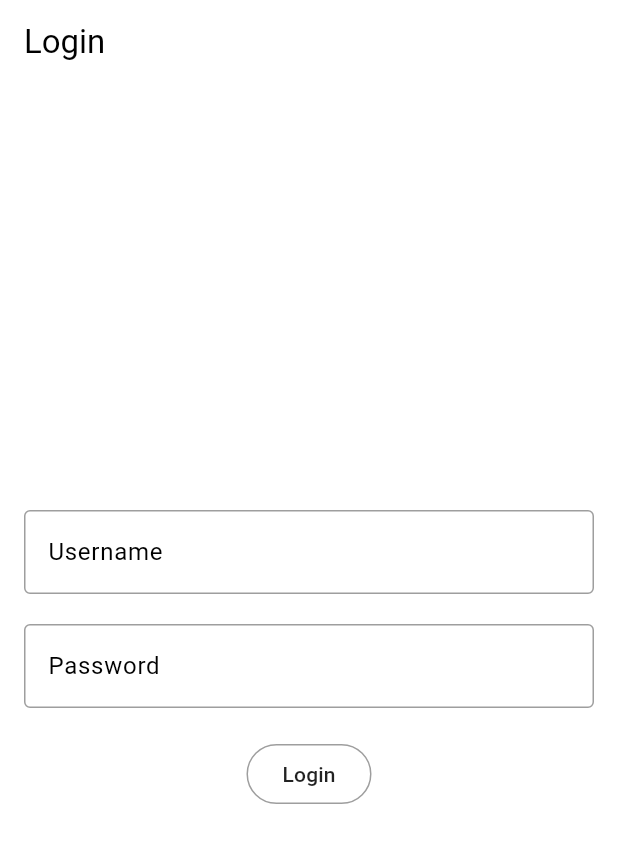
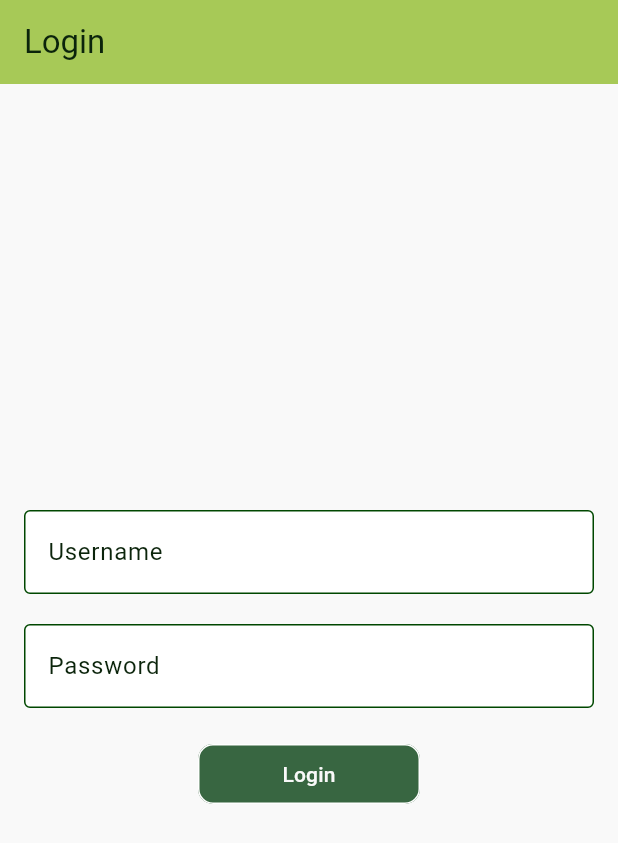
Before and after one commit to Neothe2/delivery_tracking_app, a Flutter app: the screen it shows after launch, on a phone screen of 412 x 824 dp. Shown: the top 843 px of the screen. Run offline on Flutter 3.47's test engine with Material 3 defaults, Android fonts, the phone set to English and light mode, and no system bars; our stand-ins replace flutter_secure_storage, native_barcode_scanner, vibration; missing offline and left inert: a package; accounts and stored records are empty.

Commit message:
changed colour palette

```diff
--- a/lib/allocate_vehicle_to_delivery_batch.dart
+++ b/lib/allocate_vehicle_to_delivery_batch.dart
@@ -5,8 +5,8 @@ import 'package:delivery_tracking_app/http_service.dart';
 import 'package:delivery_tracking_app/select_vehicle.dart';
 import 'package:flutter/material.dart';
 
-import 'add_delivery_batch.dart';
-import 'delivery_batches.dart';
+import 'delivery_batches/add_delivery_batch.dart';
+import 'delivery_batches/delivery_batches.dart';
 
 class AllocateVehicleToDeliveryBatch extends StatefulWidget {
   const AllocateVehicleToDeliveryBatch({super.key});
--- a/lib/assign_driver.dart
+++ b/lib/assign_driver.dart
@@ -5,7 +5,7 @@ import 'package:delivery_tracking_app/http_service.dart';
 import 'package:delivery_tracking_app/select_vehicle.dart';
 import 'package:flutter/material.dart';
 
-import 'delivery_batches.dart';
+import 'delivery_batches/delivery_batches.dart';
 
 class AssignDriverToVehiclePage extends StatefulWidget {
   const AssignDriverToVehiclePage({super.key});
--- /dev/null
+++ b/lib/colour_constants.dart
@@ -0,0 +1,12 @@
+// Define your colors at the top of your _LoginPageState class
+import 'package:flutter/material.dart';
+
+class ColorPalette {
+  static const Color backgroundWhite = Color(0xFFf9f9f9);
+  static const Color cream = Color(0xFFf2e8cf); // Lightest color
+  static const Color greenVibrant = Color(0xFFa7c957); // Primary green
+  static const Color green = Color(0xFF6a994e); // Darker green
+  static const Color greenDark = Color(0xFF386641); // Dark text color
+  static const Color greenDarker = Color(0xFF004700);
+  static const Color greenDarkest = Color(0xff0b240b);
+}
--- a/lib/add_delivery_batch.dart
+++ b/lib/delivery_batches/add_delivery_batch.dart
@@ -1,12 +1,12 @@
 import 'dart:convert';
 
-import 'package:delivery_tracking_app/delivery_batches.dart';
+import 'package:delivery_tracking_app/delivery_batches/delivery_batches.dart';
 import 'package:delivery_tracking_app/http_service.dart';
 import 'package:delivery_tracking_app/scan_invividual_crate.dart';
 import 'package:delivery_tracking_app/searchable_list.dart';
 import 'package:flutter/material.dart';
 
-import 'error_modal.dart';
+import '../error_modal.dart';
 
 class AddDeliveryBatch extends StatefulWidget {
   const AddDeliveryBatch({super.key});
--- a/lib/delivery_batch_detail.dart
+++ b/lib/delivery_batches/delivery_batch_detail.dart
@@ -1,9 +1,9 @@
-import 'package:delivery_tracking_app/delivery_batches.dart';
-import 'package:delivery_tracking_app/edit_delivery_batch.dart';
+import 'package:delivery_tracking_app/delivery_batches/delivery_batches.dart';
+import 'package:delivery_tracking_app/delivery_batches/edit_delivery_batch.dart';
 import 'package:delivery_tracking_app/searchable_list.dart';
 import 'package:flutter/material.dart';
 
-import 'http_service.dart';
+import '../http_service.dart';
 
 class DeliveryBatchDetail extends StatefulWidget {
   DeliveryBatch deliveryBatch;
--- a/lib/delivery_batches.dart
+++ b/lib/delivery_batches/delivery_batches.dart
@@ -1,7 +1,7 @@
 import 'dart:convert';
 
-import 'package:delivery_tracking_app/add_delivery_batch.dart';
-import 'package:delivery_tracking_app/delivery_batch_detail.dart';
+import 'package:delivery_tracking_app/delivery_batches/add_delivery_batch.dart';
+import 'package:delivery_tracking_app/delivery_batches/delivery_batch_detail.dart';
 import 'package:delivery_tracking_app/http_service.dart';
 import 'package:flutter/material.dart';
 
--- a/lib/edit_delivery_batch.dart
+++ b/lib/delivery_batches/edit_delivery_batch.dart
@@ -1,12 +1,12 @@
 import 'dart:convert';
 
-import 'package:delivery_tracking_app/delivery_batches.dart';
+import 'package:delivery_tracking_app/delivery_batches/delivery_batches.dart';
 import 'package:delivery_tracking_app/http_service.dart';
 import 'package:delivery_tracking_app/searchable_list.dart';
 import 'package:flutter/material.dart';
 
+import '../error_modal.dart';
 import 'add_delivery_batch.dart';
-import 'error_modal.dart';
 
 class EditDeliveryBatch extends StatefulWidget {
   final DeliveryBatch deliveryBatch;
--- a/lib/driver_unload_dashboard.dart
+++ b/lib/driver_unload_dashboard.dart
@@ -1,12 +1,12 @@
 import 'dart:convert';
 
-import 'package:delivery_tracking_app/add_delivery_batch.dart';
 import 'package:delivery_tracking_app/assign_driver.dart';
+import 'package:delivery_tracking_app/delivery_batches/add_delivery_batch.dart';
 import 'package:delivery_tracking_app/http_service.dart';
 import 'package:delivery_tracking_app/scan_crates.dart';
 import 'package:flutter/material.dart';
 
-import 'delivery_batches.dart';
+import 'delivery_batches/delivery_batches.dart';
 
 class DriverUnloadDashBoard extends StatefulWidget {
   final Driver driver;
--- a/lib/home.dart
+++ b/lib/home.dart
@@ -2,7 +2,7 @@ import 'dart:convert';
 
 import 'package:delivery_tracking_app/allocate_vehicle_to_delivery_batch.dart';
 import 'package:delivery_tracking_app/assign_driver.dart';
-import 'package:delivery_tracking_app/delivery_batches.dart';
+import 'package:delivery_tracking_app/delivery_batches/delivery_batches.dart';
 import 'package:delivery_tracking_app/driver_dash_board.dart';
 import 'package:delivery_tracking_app/driver_unload_dashboard.dart';
 import 'package:delivery_tracking_app/http_service.dart';
--- a/lib/main.dart
+++ b/lib/main.dart
@@ -1,4 +1,5 @@
 // main.dart
+import 'package:delivery_tracking_app/colour_constants.dart';
 import 'package:flutter/material.dart';
 
 import 'login_page.dart'; // Make sure to import login_page.dart here
@@ -15,24 +16,36 @@ class MyApp extends StatelessWidget {
     return MaterialApp(
       title: 'Flutter Demo',
       theme: ThemeData(
+        scaffoldBackgroundColor: ColorPalette.backgroundWhite,
+        appBarTheme: const AppBarTheme(
+          backgroundColor: ColorPalette.greenVibrant,
+          foregroundColor: ColorPalette.greenDarkest, // Text color for app bar
+        ),
+        textTheme: const TextTheme(
+          bodyMedium: TextStyle(color: ColorsManager.textColor),
+          // Apply text color to other text styles as needed
+        ),
         inputDecorationTheme: const InputDecorationTheme(
+            labelStyle: TextStyle(color: ColorsManager.textColor),
             enabledBorder: OutlineInputBorder(
-              borderSide: BorderSide(
-                color: Colors.grey, // Set desired unfocused border color
-                width: 1.0, // Set desired unfocused border width
-              ),
+              borderSide: BorderSide(color: ColorsManager.borderColor),
             ),
             focusedBorder: OutlineInputBorder(
-              borderSide: BorderSide(
-                color: Colors.grey, // Set desired unfocused border color
-                width: 1.0, // Set desired unfocused border width
-              ),
-            )),
-        outlinedButtonTheme: createOutlinedButtonTheme(),
-        primarySwatch: ColorsManager.primary.getMaterialColorFromColor(),
+              borderSide: BorderSide(color: ColorsManager.textColor),
+            ),
+            filled: true),
+        outlinedButtonTheme: OutlinedButtonThemeData(
+          style: OutlinedButton.styleFrom(
+            foregroundColor: ColorsManager.backgroundColor,
+            backgroundColor: ColorsManager.buttonColor,
+            // Text color on button
+            // side: BorderSide(color: ColorsManager.textColor),
+          ),
+        ),
+        primarySwatch: ColorsManager.primaryColor.getMaterialColorFromColor(),
         colorScheme: ColorScheme.fromSwatch(
-          primarySwatch: ColorsManager.primary.getMaterialColorFromColor(),
-          accentColor: ColorsManager.accent,
+          primarySwatch: ColorsManager.primaryColor.getMaterialColorFromColor(),
+          accentColor: ColorsManager.accentColor,
           backgroundColor: ColorsManager.white,
           brightness: Brightness.light,
           cardColor: ColorsManager.offWhite,
@@ -64,11 +77,19 @@ extension SuiizColors on Color {
 }
 
 class ColorsManager {
-  static Color primary = Colors.black87;
-  static Color accent = Colors.lightBlue;
+  // static Color primary = Colors.black87;
+  // static Color accent = Colors.lightBlue;
   static Color white = Colors.white;
   static Color offWhite = Colors.white;
   static Color error = Colors.red;
+
+  static const Color backgroundColor = ColorPalette.backgroundWhite;
+  static const Color primaryColor = ColorPalette.green; // Primary green
+  static const Color accentColor = ColorPalette.greenVibrant; // Darker green
+  static const Color textColor = ColorPalette.greenDarkest; // Dark text color
+  static const Color buttonColor = ColorPalette.greenDark;
+  static const Color borderColor = ColorPalette.greenDarker;
+  static const Color cream = ColorPalette.cream;
 
   static Color getShade(Color color, {bool darker = false, double value = .1}) {
     assert(value >= 0 && value <= 1, 'shade values must be between 0 and 1');
@@ -88,12 +109,12 @@ OutlinedButtonThemeData createOutlinedButtonTheme() {
     style: ButtonStyle(
       side: MaterialStateProperty.resolveWith<BorderSide>((states) {
         if (states.contains(MaterialState.focused)) {
-          return BorderSide(
+          return const BorderSide(
             color: Colors.blue, // Focused border color
             width: 2.0, // Focused border width
           );
         }
-        return BorderSide(
+        return const BorderSide(
           color: Colors.grey, // Unfocused border color
           width: 1.0, // Unfocused border width
         );
--- a/lib/scan_crates.dart
+++ b/lib/scan_crates.dart
@@ -2,7 +2,7 @@ import 'package:flutter/material.dart';
 import 'package:native_barcode_scanner/barcode_scanner.dart';
 import 'package:vibration/vibration.dart';
 
-import 'delivery_batches.dart';
+import 'delivery_batches/delivery_batches.dart';
 
 class ScanCratesPage extends StatefulWidget {
   final List<Crate> crateList;
--- a/lib/scan_invividual_crate.dart
+++ b/lib/scan_invividual_crate.dart
@@ -3,7 +3,7 @@ import 'package:flutter/material.dart';
 import 'package:native_barcode_scanner/barcode_scanner.dart';
 import 'package:vibration/vibration.dart';
 
-import 'delivery_batches.dart';
+import 'delivery_batches/delivery_batches.dart';
 
 class ScanIndividualCrate extends StatefulWidget {
   final List<Crate> crateList;
--- a/lib/select_vehicle.dart
+++ b/lib/select_vehicle.dart
@@ -1,6 +1,6 @@
 import 'dart:convert';
 
-import 'package:delivery_tracking_app/delivery_batches.dart';
+import 'package:delivery_tracking_app/delivery_batches/delivery_batches.dart';
 import 'package:delivery_tracking_app/http_service.dart';
 import 'package:delivery_tracking_app/searchable_list.dart';
 import 'package:flutter/material.dart';
```
Also changed, not shown: lib/login_page.dart (+74 -16 lines).
